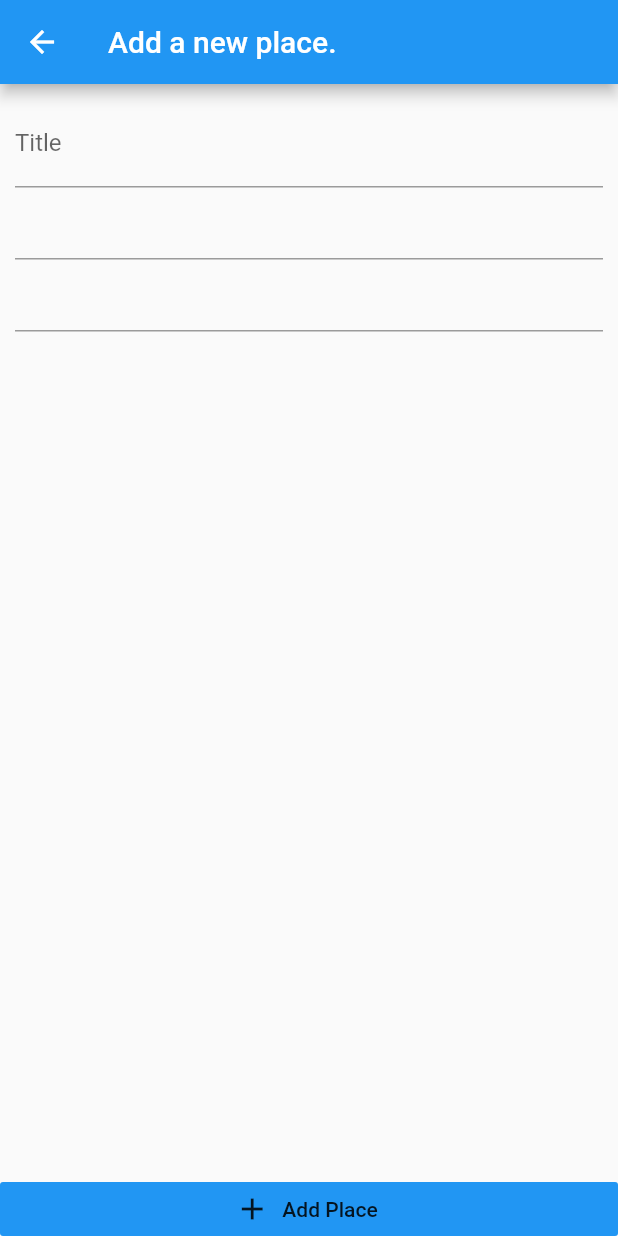
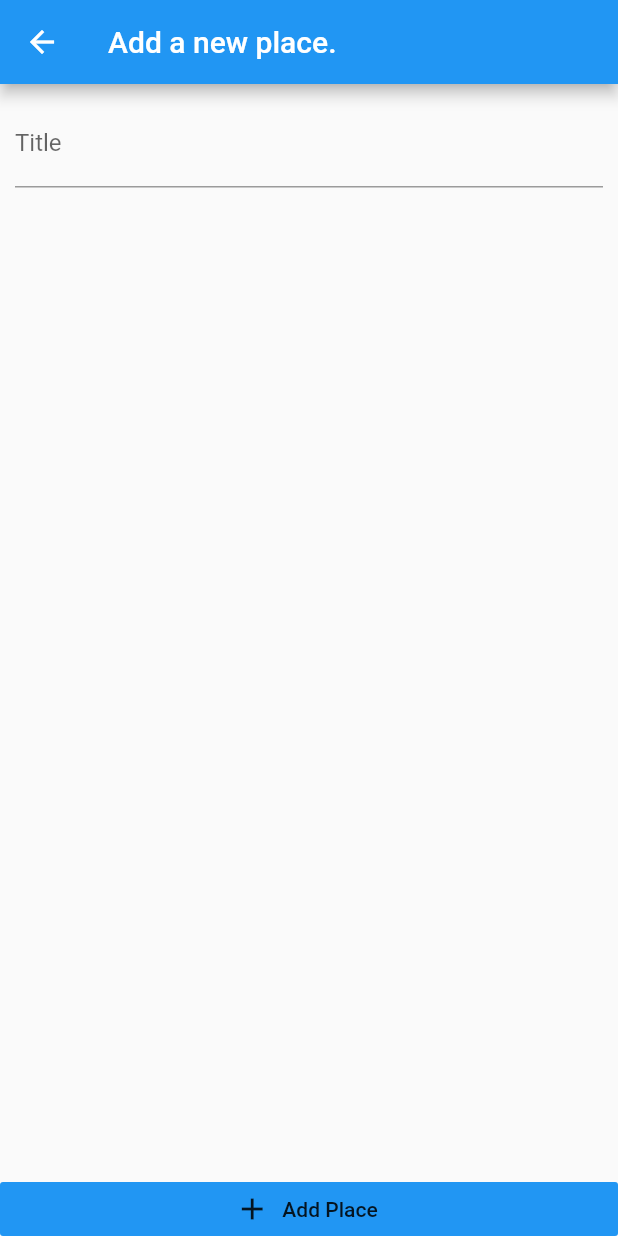
Before and after one commit to ziadwagdy/great_places_app, a Flutter app: the AddPlaceScreen screen opened by its route, on a phone screen of 412 x 824 dp. Run offline on Flutter 3.47's test engine with Material 2 defaults, Android fonts, the phone set to English and light mode, and no system bars.

Commit message:
Update add_place_screen.dart

```diff
--- a/lib/screens/add_place_screen.dart
+++ b/lib/screens/add_place_screen.dart
@@ -27,8 +27,9 @@ class _AddPlaceScreenState extends State<AddPlaceScreen> {
                       decoration: InputDecoration(labelText: 'Title'),
                       controller: _titleController,
                     ),
-                    TextField(),
-                    TextField(),
+                    SizedBox(
+                      height: 10,
+                    ),
                   ],
                 ),
               ),
```
